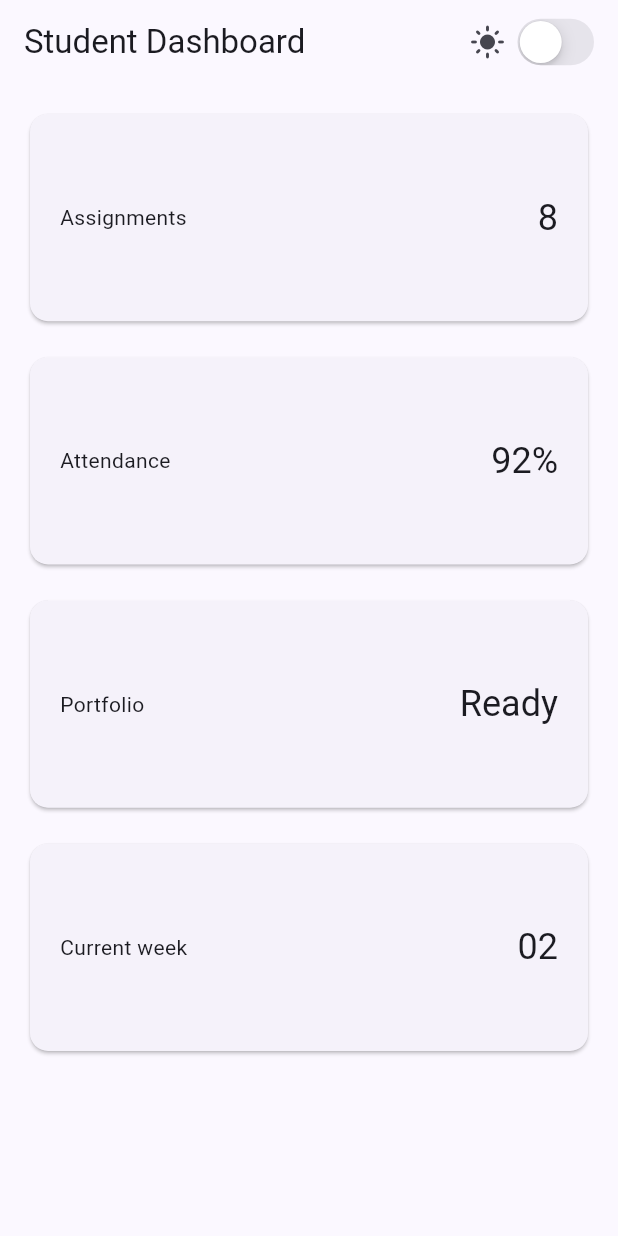
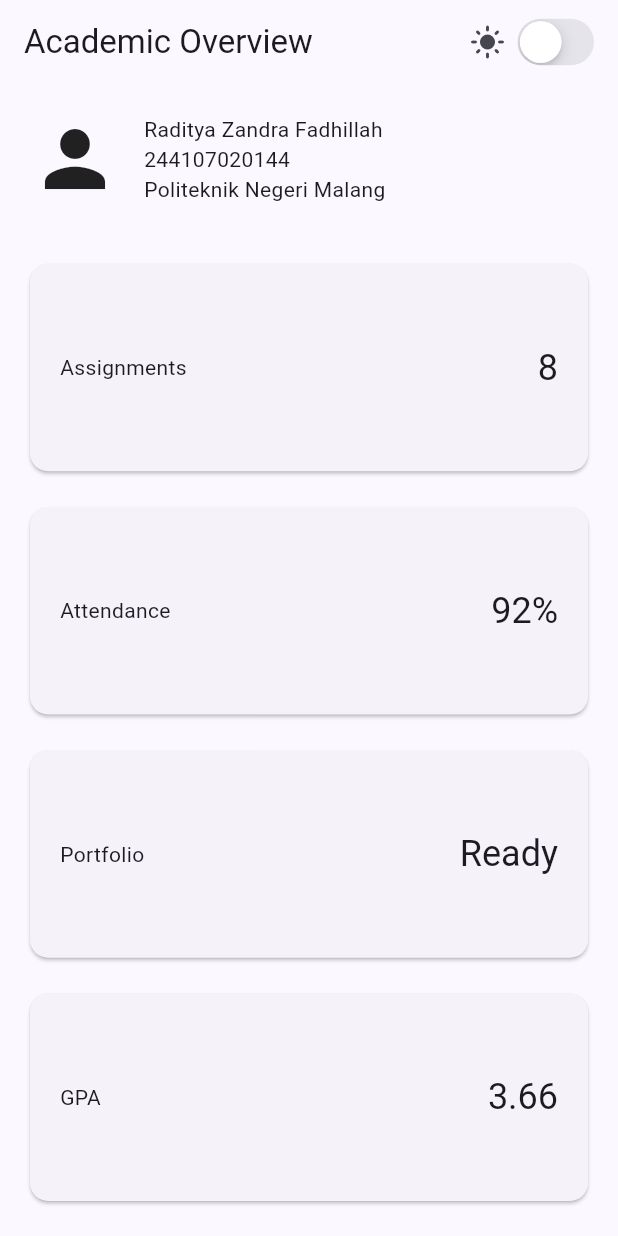
Before and after one commit to Raditya-Z/244107020144-mobile-course, a Flutter app: the screen it shows after launch, on a phone screen of 412 x 824 dp. Run offline on Flutter 3.47's test engine with Material 3 defaults, Android fonts, the phone set to English and light mode, and no system bars.

Commit message:
add commit AcademicOverview

```diff
--- a/02-week-2-declarative-ui-responsive-design/responsive_dashboard/lib/main.dart
+++ b/02-week-2-declarative-ui-responsive-design/responsive_dashboard/lib/main.dart
@@ -1,16 +1,16 @@
 import 'package:flutter/material.dart';
 import 'package:flutter/cupertino.dart';
 
-void main() => runApp(const DashboardApp());
+void main() => runApp(const AcademicOverview());
 
-class DashboardApp extends StatefulWidget {
-  const DashboardApp({super.key});
+class AcademicOverview extends StatefulWidget {
+  const AcademicOverview({super.key});
 
   @override
-  State<DashboardApp> createState() => _DashboardAppState();
+  State<AcademicOverview> createState() => _AcademicOverviewState();
 }
 
-class _DashboardAppState extends State<DashboardApp> {
+class _AcademicOverviewState extends State<AcademicOverview> {
   bool isDark = false;
 
   @override
@@ -44,7 +44,7 @@ class DashboardPage extends StatelessWidget {
       appBar: AppBar(
         title: Semantics(
           header: true,
-          child: const Text('Student Dashboard'),
+          child: const Text('Academic Overview'),
         ),
         actions: [
           Row(
@@ -69,20 +69,55 @@ class DashboardPage extends StatelessWidget {
           ),
         ],
       ),
+
       body: LayoutBuilder(
         builder: (context, constraints) {
           final columns = constraints.maxWidth >= 700 ? 2 : 1;
-          return GridView.count(
+
+          return Column(
+            children: [
+              // HEADER PROFIL
+              Container(
+                padding: const EdgeInsets.all(20),
+                child: Row(
+                  children: [
+                    const Icon(
+                      Icons.person,
+                      size: 60,
+                    ),
+
+                    const SizedBox(width: 16),
+
+                    Expanded(
+                      child: Column(
+                        crossAxisAlignment: CrossAxisAlignment.start,
+                        children: const [
+                          Text('Raditya Zandra Fadhillah'),
+                          Text('244107020144'),
+                          Text('Politeknik Negeri Malang'),
+                        ],
+                      ),
+                    ),
+                  ],
+                ),
+              ),
+
+              // KARTU
+              Expanded(
+                child: GridView.count(
                   padding: const EdgeInsets.all(16),
                   crossAxisCount: columns,
                   crossAxisSpacing: 16,
                   mainAxisSpacing: 16,
                   childAspectRatio: 2.6,
                   children: const [
-              DashboardCard(title: 'Assignments', value: '8'),
-              DashboardCard(title: 'Attendance', value: '92%'),
-              DashboardCard(title: 'Portfolio', value: 'Ready'),
-              DashboardCard(title: 'Current week', value: '02'),
+                    DashboardCard(title: 'Assignments', value: '8',),
+                    DashboardCard(title: 'Attendance', value: '92%',),
+                    DashboardCard(title: 'Portfolio', value: 'Ready',),
+                    DashboardCard(title: 'GPA', value: '3.66',),
+                  ],
+                ),
+              ),
             ],
           );
         },
@@ -98,13 +133,28 @@ class DashboardCard extends StatelessWidget {
 
   @override
   Widget build(BuildContext context) {
-    return Card(
+    return Semantics(
+      container: true,
+      label: '$title: $value',
+      child: Card(
         child: Padding(
           padding: const EdgeInsets.all(20),
-        child: Row(children: [
-          Expanded(child: Text(title)),
-          Text(value, style: Theme.of(context).textTheme.headlineSmall),
-        ]),
+          child: Row(
+            children: [
+              Expanded(
+                child: ExcludeSemantics(
+                  child: Text(title),
+                ),
+              ),
+              ExcludeSemantics(
+                child: Text(
+                  value,
+                  style: Theme.of(context).textTheme.headlineSmall,
+                ),
+              ),
+            ],
+          ),
+        ),
       ),
     );
   }
```
Also changed, not shown: 2 other files. Lines whose indentation alone changed are shown as unchanged.
